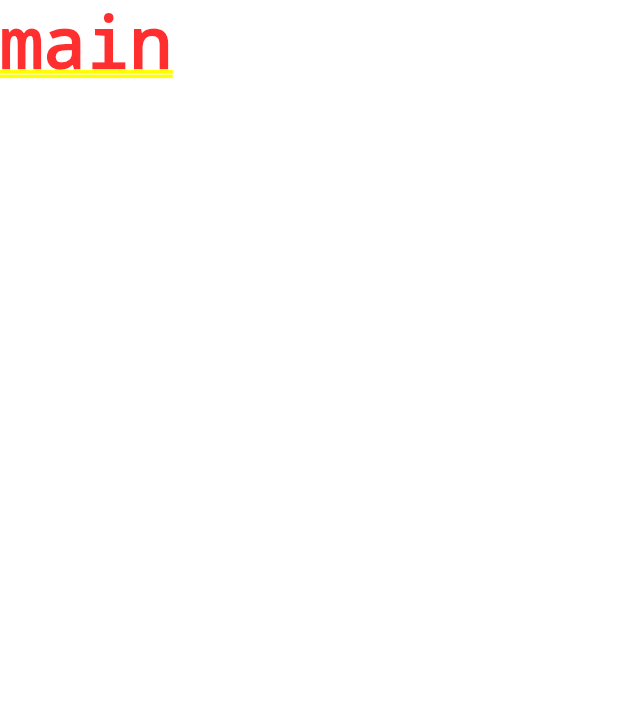
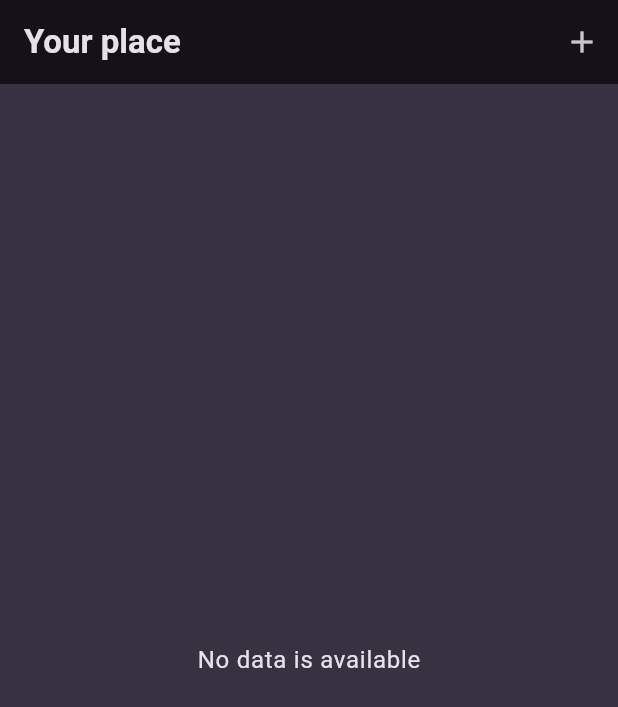
Before and after one commit to swaroopa-msil/flutter_training, a Flutter app: the screen it shows after launch, on a phone screen of 412 x 824 dp. Shown: the top 707 px of the screen. Run offline on Flutter 3.47's test engine with Material 3 defaults, Android fonts, the phone set to English and light mode, and no system bars; our stand-ins replace flutter_riverpod, google_fonts, google_maps_flutter, image_picker, location.

Commit message:
- google location and camera implementation

```diff
--- a/lib/main.dart
+++ b/lib/main.dart
@@ -1,14 +1,30 @@
 import 'package:flutter/material.dart';
 import 'package:google_fonts/google_fonts.dart';
 import 'package:flutter_riverpod/flutter_riverpod.dart';
+import 'package:march09/screens/places_list.dart';
+
+
+final colorScheme =  ColorScheme.fromSeed(brightness: Brightness.dark,
+  background: const Color.fromARGB(255, 56, 49, 66),
+   seedColor:  const Color.fromARGB(255, 102, 6, 247)
+);
+
 
 final theme = ThemeData(
   useMaterial3: true,
-  colorScheme: ColorScheme.fromSeed(
-    brightness: Brightness.dark,
-    seedColor: const Color.fromARGB(255, 131, 57, 0),
-  ),
-  textTheme: GoogleFonts.latoTextTheme(),
+  colorScheme: colorScheme,
+  scaffoldBackgroundColor: colorScheme.background,
+    textTheme: GoogleFonts.ubuntuCondensedTextTheme().copyWith(
+      titleSmall: GoogleFonts.ubuntuCondensed(
+        fontWeight: FontWeight.bold,
+      ),
+      titleMedium: GoogleFonts.ubuntuCondensed(
+        fontWeight: FontWeight.bold,
+      ),
+      titleLarge: GoogleFonts.ubuntuCondensed(
+        fontWeight: FontWeight.bold,
+      ),
+    ),
 );
 
 void main() {
@@ -20,6 +36,8 @@ class App extends StatelessWidget {
 
   @override
   Widget build(BuildContext context) {
-    return MaterialApp(theme: theme, home: const Text("main"));
+    return MaterialApp(theme: theme,
+        title: 'Great places',
+        home: PlacesListScreen());
   }
 }
--- /dev/null
+++ b/lib/models/places.dart
@@ -0,0 +1,24 @@
+import 'package:uuid/uuid.dart';
+import 'dart:io';
+
+const uuid = Uuid();
+class Places{
+  Places({required this.title,required this.image,required this.location}): id = uuid.v4();
+  final String id;
+  final String title;
+  final File image;
+  final PlaceLocation location;
+}
+
+
+class PlaceLocation{
+  const PlaceLocation({
+    required this.latitude,
+    required this.longitute,
+    required this.address
+});
+
+  final double latitude;
+  final double longitute;
+  final String address;
+}
--- /dev/null
+++ b/lib/providers/user_places.dart
@@ -0,0 +1,18 @@
+
+import 'dart:io';
+
+import 'package:flutter_riverpod/flutter_riverpod.dart';
+
+import '../models/places.dart';
+
+class UserPlacesNotifier extends StateNotifier<List<Places>>{
+  UserPlacesNotifier():super([]);
+
+  void addPlace(String title,File image,PlaceLocation location){
+    final place = Places(title: title,image: image,location: location);
+    state = [place,...state];
+  }
+
+}
+
+final userPlaceProvider = StateNotifierProvider<UserPlacesNotifier,List<Places>>((ref) => UserPlacesNotifier());
--- /dev/null
+++ b/lib/screens/places_list.dart
@@ -0,0 +1,33 @@
+import 'package:flutter/material.dart';
+import 'package:flutter_riverpod/flutter_riverpod.dart';
+import 'package:march09/providers/user_places.dart';
+
+import '../widgets/places_list.dart';
+import 'add_place.dart';
+
+class PlacesListScreen extends ConsumerWidget {
+  const PlacesListScreen({super.key});
+
+  @override
+  Widget build(BuildContext context,WidgetRef ref) {
+    final placeList = ref.watch(userPlaceProvider);
+    return Scaffold(
+      appBar: AppBar(
+        title: const Text('Your place'),
+        actions: [
+          IconButton(onPressed: (){
+            Navigator.of(context).push(MaterialPageRoute(builder: (ctx){
+             return const AddPlacesScreen();
+            }));
+          }, icon: const Icon(Icons.add))
+        ],
+      ),
+      body: Padding(
+        padding: const EdgeInsets.all(8.0),
+        child: PlaceListWidget(
+          placesList: placeList,
+        ),
+      ),
+    );
+  }
+}
--- /dev/null
+++ b/lib/widgets/places_list.dart
@@ -0,0 +1,39 @@
+import 'package:flutter/material.dart';
+import 'package:march09/models/places.dart';
+import 'package:march09/screens/places_detail.dart';
+
+class PlaceListWidget extends StatelessWidget {
+  const PlaceListWidget({super.key, required this.placesList});
+
+  final List<Places> placesList;
+
+  @override
+  Widget build(BuildContext context) {
+    if(placesList.isEmpty){
+      return  Center(child: Text('No data is available',
+          style: Theme.of(context).textTheme.bodyLarge!.copyWith(
+              color: Theme.of(context).colorScheme.onBackground)));
+    }
+
+    return ListView.builder( itemCount: placesList.length,
+        itemBuilder: (ctx,ind) {
+      return ListTile(
+        leading: CircleAvatar(
+          radius: 26,
+          backgroundImage: FileImage(placesList[ind].image),
+        ),
+        title: Text(placesList[ind].title,
+            style: Theme.of(context).textTheme.titleMedium!.copyWith(
+            color: Theme.of(context).colorScheme.onBackground)),
+        subtitle: Text(placesList[ind].location.address,
+            style: Theme.of(context).textTheme.titleMedium!.copyWith(
+                color: Theme.of(context).colorScheme.onBackground)),
+        onTap: (){
+          Navigator.of(context).push(MaterialPageRoute(builder: (ctx){
+            return PlaceDetailScreen(place: placesList[ind]);
+          }));
+        },
+      );
+    });
+  }
+}
--- a/pubspec.yaml
+++ b/pubspec.yaml
@@ -38,6 +38,10 @@ dependencies:
   google_fonts: ^6.2.1
   transparent_image: ^2.0.1
   flutter_riverpod: ^2.5.1
+  uuid: ^4.4.0
+  image_picker: ^1.0.8
+  location: ^6.0.1
+  google_maps_flutter: ^2.6.0
 
 dev_dependencies:
   flutter_test:
```
Also changed, not shown: lib/screens/add_place.dart (added, +73 -0 lines), lib/screens/map_screen.dart (added, +59 -0 lines), lib/screens/places_detail.dart (added, +64 -0 lines), lib/widgets/image_input.dart (added, +51 -0 lines), lib/widgets/location_input.dart (added, +133 -0 lines), pubspec.lock, 9 other files.
